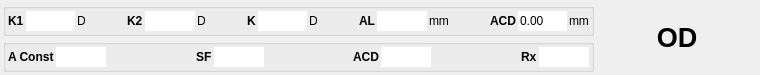
siborion/siborion_american_scan, file calculator_patient.ui: the form before one commit.
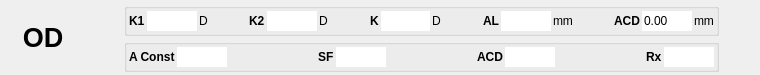
The form after the commit. Custom widgets are drawn as their Qt base class.

Diff of the .ui file:
```diff
--- a/calculator_patient.ui
+++ b/calculator_patient.ui
@@ -13,7 +13,7 @@
   <property name="windowTitle">
    <string>Form</string>
   </property>
-  <layout class="QGridLayout" name="gridLayout" columnstretch="3,0,0,0">
+  <layout class="QGridLayout" name="gridLayout" columnstretch="3,0,0,0,0,0,0">
    <property name="leftMargin">
     <number>3</number>
    </property>
@@ -29,7 +29,47 @@
    <property name="spacing">
     <number>3</number>
    </property>
-   <item row="0" column="0">
+   <item row="0" column="1" rowspan="2">
+    <widget class="QPushButton" name="pbSide">
+     <property name="sizePolicy">
+      <sizepolicy hsizetype="Expanding" vsizetype="Expanding">
+       <horstretch>0</horstretch>
+       <verstretch>0</verstretch>
+      </sizepolicy>
+     </property>
+     <property name="font">
+      <font>
+       <pointsize>20</pointsize>
+       <weight>75</weight>
+       <bold>true</bold>
+       <stylestrategy>PreferAntialias</stylestrategy>
+      </font>
+     </property>
+     <property name="text">
+      <string>OD</string>
+     </property>
+     <property name="default">
+      <bool>true</bool>
+     </property>
+     <property name="flat">
+      <bool>true</bool>
+     </property>
+    </widget>
+   </item>
+   <item row="0" column="6" rowspan="2">
+    <spacer name="horizontalSpacer_2">
+     <property name="orientation">
+      <enum>Qt::Horizontal</enum>
+     </property>
+     <property name="sizeHint" stdset="0">
+      <size>
+       <width>40</width>
+       <height>20</height>
+      </size>
+     </property>
+    </spacer>
+   </item>
+   <item row="0" column="3">
     <widget class="QGroupBox" name="groupBox_2">
      <property name="title">
       <string/>
@@ -279,7 +319,7 @@
      </layout>
     </widget>
    </item>
-   <item row="1" column="0">
+   <item row="1" column="3">
     <widget class="QGroupBox" name="groupBox_3">
      <property name="title">
       <string/>
@@ -447,30 +487,6 @@
     </widget>
    </item>
    <item row="0" column="2" rowspan="2">
-    <widget class="QPushButton" name="pbSide">
-     <property name="sizePolicy">
-      <sizepolicy hsizetype="Expanding" vsizetype="Expanding">
-       <horstretch>0</horstretch>
-       <verstretch>0</verstretch>
-      </sizepolicy>
-     </property>
-     <property name="font">
-      <font>
-       <pointsize>20</pointsize>
-       <weight>75</weight>
-       <bold>true</bold>
-       <stylestrategy>PreferAntialias</stylestrategy>
-      </font>
-     </property>
-     <property name="text">
-      <string>OD</string>
-     </property>
-     <property name="flat">
-      <bool>true</bool>
-     </property>
-    </widget>
-   </item>
-   <item row="0" column="1" rowspan="2">
     <spacer name="horizontalSpacer_9">
      <property name="orientation">
       <enum>Qt::Horizontal</enum>
@@ -483,8 +499,8 @@
      </property>
     </spacer>
    </item>
-   <item row="0" column="3" rowspan="2">
-    <spacer name="horizontalSpacer_2">
+   <item row="0" column="0" rowspan="2">
+    <spacer name="horizontalSpacer_10">
      <property name="orientation">
       <enum>Qt::Horizontal</enum>
      </property>
```
Left out of the diff: 142 changed lines with no effect on the pictures.
